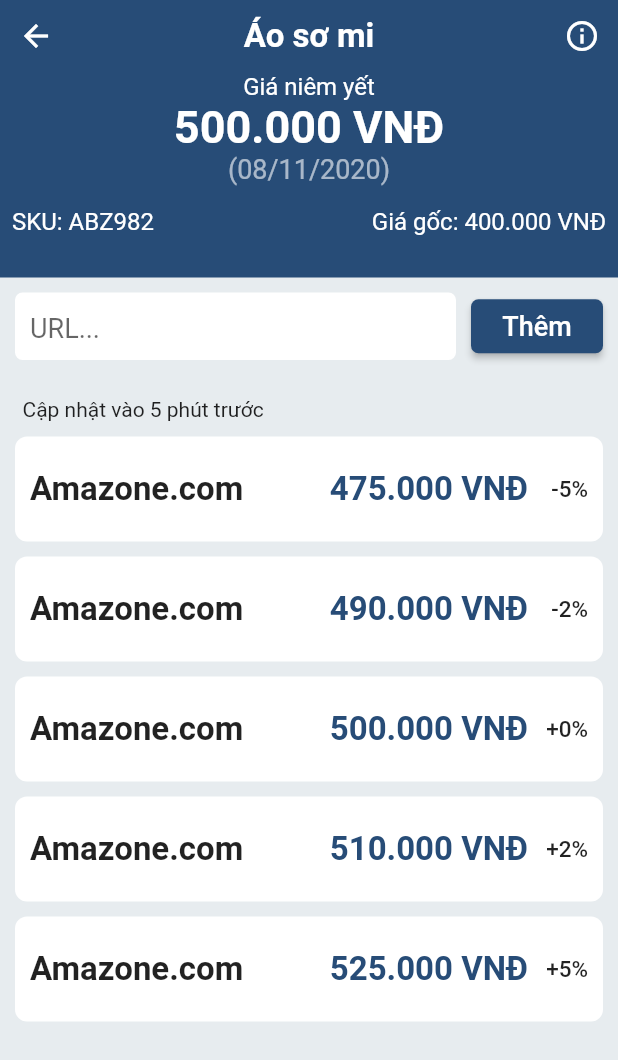
After one commit to phian/PPrice_UI, a Flutter app: the screen it shows after launch, after a tap on "Gia doi thu", on a phone screen of 412 x 824 dp. The commit adds this screen. Shown: the top 1060 px of the screen. Run offline on Flutter 3.47's test engine with Material 2 defaults, Android fonts, the phone set to English and light mode, and no system bars; our stand-ins replace flutter_datetime_picker, flutter_masked_text.

Commit message:
2 screen

```diff
--- /dev/null
+++ b/lib/custom_app_bar.dart
@@ -0,0 +1,105 @@
+import 'package:flutter/material.dart';
+
+class CustomAppBar extends StatelessWidget implements PreferredSizeWidget {
+  final double _height = 185.0;
+  String tenSP;
+  String giaNiemYet;
+  String sKU;
+  String giaGoc;
+  String ngayApDung;
+
+  CustomAppBar({
+    this.tenSP,
+    this.giaNiemYet,
+    this.sKU,
+    this.giaGoc,
+    this.ngayApDung,
+  });
+
+  @override
+  Widget build(BuildContext context) {
+    return Container(
+      height: _height,
+      padding: EdgeInsets.only(
+        top: MediaQuery.of(context).padding.top,
+      ),
+      color: Color(0xFF274C77),
+      child: Column(
+        children: [
+          Row(
+            children: [
+              BackButton(
+                color: Colors.white,
+              ),
+              Expanded(
+                child: Text(
+                  tenSP,
+                  textAlign: TextAlign.center,
+                  style: TextStyle(
+                    fontSize: 22,
+                    fontWeight: FontWeight.bold,
+                    color: Colors.white,
+                  ),
+                ),
+              ),
+              IconButton(
+                icon: Icon(Icons.info_outline),
+                onPressed: () {},
+                color: Colors.white,
+              )
+            ],
+          ),
+          Text(
+            'Giá niêm yết',
+            style: TextStyle(
+              fontSize: 16,
+              color: Colors.white,
+            ),
+          ),
+          Text(
+            giaNiemYet,
+            style: TextStyle(
+              fontSize: 30,
+              fontWeight: FontWeight.bold,
+              color: Colors.white,
+            ),
+          ),
+          Text(
+            '(' + ngayApDung + ')',
+            style: TextStyle(
+              fontSize: 18,
+              color: Colors.white60,
+            ),
+          ),
+          Padding(
+            padding: EdgeInsets.only(top: 15, left: 8, right: 8),
+            child: Row(
+              children: [
+                Expanded(
+                  child: Text(
+                    'SKU: ' + sKU,
+                    style: TextStyle(
+                      fontSize: 16,
+                      color: Colors.white,
+                    ),
+                  ),
+                ),
+                Text(
+                  'Giá gốc: ' + giaGoc,
+                  textAlign: TextAlign.right,
+                  style: TextStyle(
+                    fontSize: 16,
+                    color: Colors.white,
+                  ),
+                ),
+              ],
+            ),
+          )
+        ],
+      ),
+    );
+  }
+
+  @override
+  Size get preferredSize => Size.fromHeight(_height);
+}
--- /dev/null
+++ b/lib/custom_list_tile.dart
@@ -0,0 +1,49 @@
+import 'package:flutter/material.dart';
+
+class CompetitorPriceTile extends StatelessWidget {
+  String competitorName;
+  String price;
+  String percentDiff; // TODO code lại tự tính ???
+
+  CompetitorPriceTile({this.competitorName, this.price, this.percentDiff});
+
+  @override
+  Widget build(BuildContext context) {
+    return Container(
+      height: 70,
+      width: double.infinity,
+      margin: EdgeInsets.only(bottom: 10, left: 10, right: 10),
+      padding: EdgeInsets.symmetric(horizontal: 10),
+      decoration: BoxDecoration(
+        color: Colors.white,
+        borderRadius: BorderRadius.circular(8),
+      ),
+      child: Row(
+        children: [
+          Expanded(
+            child: Text(
+              competitorName,
+              style: TextStyle(fontSize: 22, fontWeight: FontWeight.w600),
+            ),
+          ),
+          Text(
+            price,
+            style: TextStyle(
+                fontSize: 22,
+                //color: Colors.red,
+                color: Color(0xFF274C77),
+                fontWeight: FontWeight.w700),
+          ),
+          SizedBox(
+            width: 40,
+            child: Text(
+              percentDiff,
+              textAlign: TextAlign.end,
+              style: TextStyle(fontSize: 15, fontWeight: FontWeight.w500),
+            ),
+          ),
+        ],
+      ),
+    );
+  }
+}
--- /dev/null
+++ b/lib/gia_doi_thu.dart
@@ -0,0 +1,102 @@
+import 'package:flutter/material.dart';
+import 'custom_app_bar.dart';
+import 'custom_list_tile.dart';
+
+class GiaDoiThu extends StatelessWidget {
+  @override
+  Widget build(BuildContext context) {
+    return Scaffold(
+      backgroundColor: Color(0xFFE7ECEF),
+      appBar: CustomAppBar(
+        tenSP: 'Áo sơ mi',
+        giaNiemYet: '500.000 VNĐ',
+        ngayApDung: '08/11/2020',
+        sKU: 'ABZ982',
+        giaGoc: '400.000 VNĐ',
+      ),
+      body: Column(
+        crossAxisAlignment: CrossAxisAlignment.start,
+        children: [
+          Container(
+            padding: EdgeInsets.all(10),
+            height: 65,
+            child: Row(
+              children: [
+                Expanded(
+                  child: Container(
+                    padding: EdgeInsets.symmetric(horizontal: 10),
+                    margin: EdgeInsets.only(right: 10),
+                    decoration: BoxDecoration(
+                      color: Color(0xFFFFFFFF),
+                      borderRadius: BorderRadius.circular(5.0),
+                    ),
+                    child: TextField(
+                      style: TextStyle(
+                        fontSize: 18,
+                      ),
+                      decoration: InputDecoration(
+                        hintText: 'URL...',
+                        border: InputBorder.none,
+                      ),
+                    ),
+                  ),
+                ),
+                RaisedButton(
+                  child: Text(
+                    'Thêm',
+                    style: TextStyle(
+                      fontSize: 18,
+                      color: Colors.white,
+                    ),
+                  ),
+                  onPressed: () {},
+                  color: Color(0xFF274C77),
+                  shape: RoundedRectangleBorder(
+                    borderRadius: BorderRadius.circular(5),
+                  ),
+                ),
+              ],
+            ),
+          ),
+          Padding(
+            padding: EdgeInsets.only(top: 15, left: 15, bottom: 10),
+            child: Text('Cập nhật vào 5 phút trước'),
+          ),
+          Expanded(
+            child: ListView(
+              physics: BouncingScrollPhysics(
+                  parent: AlwaysScrollableScrollPhysics()),
+              children: [
+                CompetitorPriceTile(
+                  competitorName: 'Amazone.com',
+                  price: '475.000 VNĐ',
+                  percentDiff: '-5%',
+                ),
+                CompetitorPriceTile(
+                  competitorName: 'Amazone.com',
+                  price: '490.000 VNĐ',
+                  percentDiff: '-2%',
+                ),
+                CompetitorPriceTile(
+                  competitorName: 'Amazone.com',
+                  price: '500.000 VNĐ',
+                  percentDiff: '+0%',
+                ),
+                CompetitorPriceTile(
+                  competitorName: 'Amazone.com',
+                  price: '510.000 VNĐ',
+                  percentDiff: '+2%',
+                ),
+                CompetitorPriceTile(
+                  competitorName: 'Amazone.com',
+                  price: '525.000 VNĐ',
+                  percentDiff: '+5%',
+                ),
+              ],
+            ),
+          ),
+        ],
+      ),
+    );
+  }
+}
--- a/lib/main.dart
+++ b/lib/main.dart
@@ -1,117 +1,59 @@
 import 'package:flutter/material.dart';
+import 'cap_nhat_gia.dart';
+import 'gia_doi_thu.dart';
 
 void main() {
   runApp(MyApp());
 }
 
 class MyApp extends StatelessWidget {
-  // This widget is the root of your application.
   @override
   Widget build(BuildContext context) {
     return MaterialApp(
-      title: 'Flutter Demo',
+      title: 'Demo',
       theme: ThemeData(
-        // This is the theme of your application.
-        //
-        // Try running your application with "flutter run". You'll see the
-        // application has a blue toolbar. Then, without quitting the app, try
-        // changing the primarySwatch below to Colors.green and then invoke
-        // "hot reload" (press "r" in the console where you ran "flutter run",
-        // or simply save your changes to "hot reload" in a Flutter IDE).
-        // Notice that the counter didn't reset back to zero; the application
-        // is not restarted.
-        primarySwatch: Colors.blue,
-        // This makes the visual density adapt to the platform that you run
-        // the app on. For desktop platforms, the controls will be smaller and
-        // closer together (more dense) than on mobile platforms.
-        visualDensity: VisualDensity.adaptivePlatformDensity,
+        primaryColor: Color(0xFF274C77),
       ),
-      home: MyHomePage(title: 'Flutter Demo Home Page'),
+      home: MainPage(),
+      debugShowCheckedModeBanner: false,
     );
   }
 }
 
-class MyHomePage extends StatefulWidget {
-  MyHomePage({Key key, this.title}) : super(key: key);
-
-  // This widget is the home page of your application. It is stateful, meaning
-  // that it has a State object (defined below) that contains fields that affect
-  // how it looks.
-
-  // This class is the configuration for the state. It holds the values (in this
-  // case the title) provided by the parent (in this case the App widget) and
-  // used by the build method of the State. Fields in a Widget subclass are
-  // always marked "final".
-
-  final String title;
-
-  @override
-  _MyHomePageState createState() => _MyHomePageState();
-}
-
-class _MyHomePageState extends State<MyHomePage> {
-  int _counter = 0;
-
-  void _incrementCounter() {
-    setState(() {
-      // This call to setState tells the Flutter framework that something has
-      // changed in this State, which causes it to rerun the build method below
-      // so that the display can reflect the updated values. If we changed
-      // _counter without calling setState(), then the build method would not be
-      // called again, and so nothing would appear to happen.
-      _counter++;
-    });
-  }
-
+class MainPage extends StatelessWidget {
   @override
   Widget build(BuildContext context) {
-    // This method is rerun every time setState is called, for instance as done
-    // by the _incrementCounter method above.
-    //
-    // The Flutter framework has been optimized to make rerunning build methods
-    // fast, so that you can just rebuild anything that needs updating rather
-    // than having to individually change instances of widgets.
     return Scaffold(
+      backgroundColor: Color(0xFFE7ECEF),
       appBar: AppBar(
-        // Here we take the value from the MyHomePage object that was created by
-        // the App.build method, and use it to set our appbar title.
-        title: Text(widget.title),
+        title: Text('Danh sach san pham'),
       ),
       body: Center(
-        // Center is a layout widget. It takes a single child and positions it
-        // in the middle of the parent.
         child: Column(
-          // Column is also a layout widget. It takes a list of children and
-          // arranges them vertically. By default, it sizes itself to fit its
-          // children horizontally, and tries to be as tall as its parent.
-          //
-          // Invoke "debug painting" (press "p" in the console, choose the
-          // "Toggle Debug Paint" action from the Flutter Inspector in Android
-          // Studio, or the "Toggle Debug Paint" command in Visual Studio Code)
-          // to see the wireframe for each widget.
-          //
-          // Column has various properties to control how it sizes itself and
-          // how it positions its children. Here we use mainAxisAlignment to
-          // center the children vertically; the main axis here is the vertical
-          // axis because Columns are vertical (the cross axis would be
-          // horizontal).
-          mainAxisAlignment: MainAxisAlignment.center,
-          children: <Widget>[
-            Text(
-              'You have pushed the button this many times:',
+          children: [
+            RaisedButton(
+              child: Text('Cap nhat gia'),
+              onPressed: () {
+                Navigator.of(context).push(
+                  MaterialPageRoute(
+                    builder: (context) => CapNhatGia(),
+                  ),
+                );
+              },
             ),
-            Text(
-              '$_counter',
-              style: Theme.of(context).textTheme.headline4,
+            RaisedButton(
+              child: Text('Gia doi thu'),
+              onPressed: () {
+                Navigator.of(context).push(
+                  MaterialPageRoute(
+                    builder: (context) => GiaDoiThu(),
+                  ),
+                );
+              },
             ),
           ],
         ),
       ),
-      floatingActionButton: FloatingActionButton(
-        onPressed: _incrementCounter,
-        tooltip: 'Increment',
-        child: Icon(Icons.add),
-      ), // This trailing comma makes auto-formatting nicer for build methods.
     );
   }
 }
--- a/pubspec.yaml
+++ b/pubspec.yaml
@@ -23,6 +23,9 @@ environment:
 dependencies:
   flutter:
     sdk: flutter
+  flutter_datetime_picker: ^1.4.0
+  intl: ^0.16.1
+  flutter_masked_text: ^0.8.0
 
 
   # The following adds the Cupertino Icons font to your application.
```
Also changed, not shown: lib/cap_nhat_gia.dart (added, +162 -0 lines), pubspec.lock.
